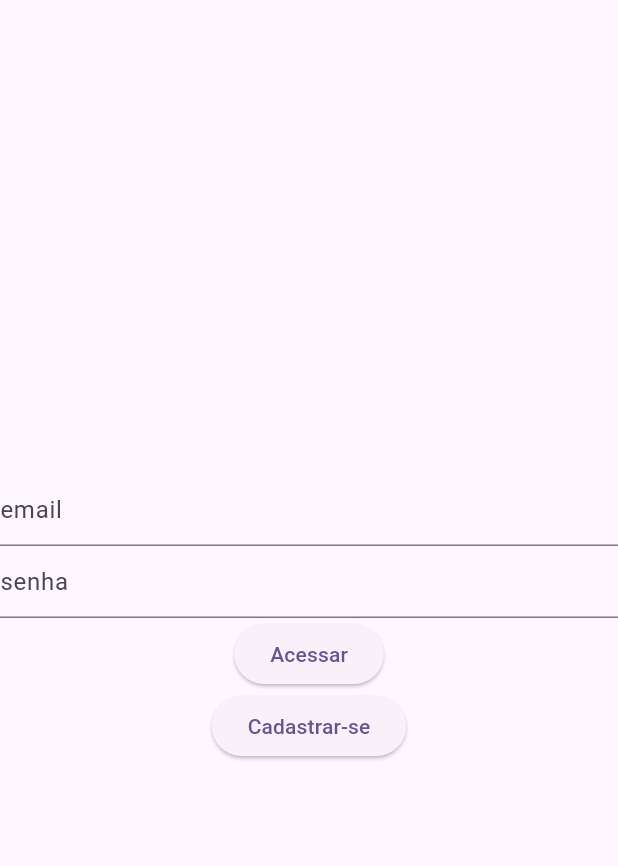
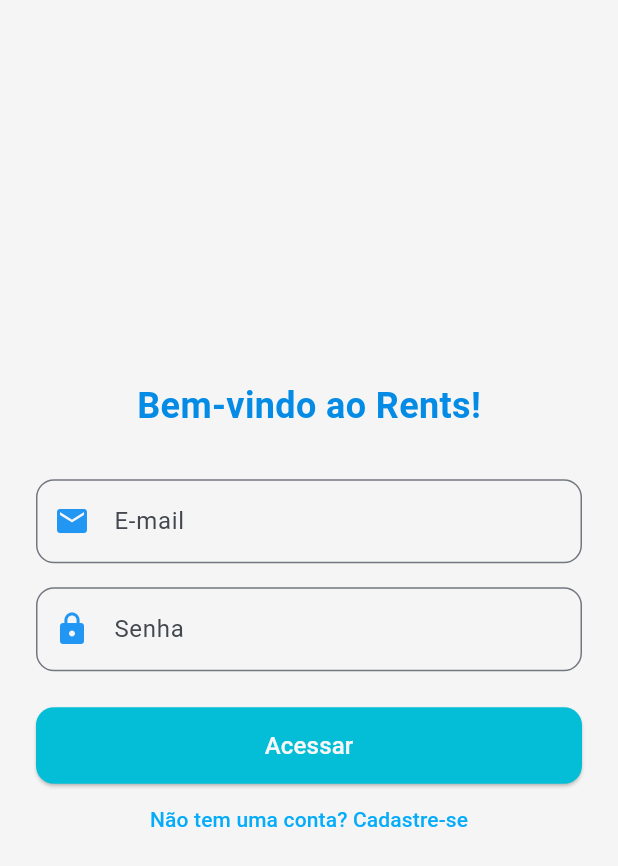
Before and after one commit to DavyFelix/rentcontrol, a Flutter app: the screen it shows after launch, on a phone screen of 412 x 824 dp. Shown: the top 866 px of the screen. Run offline on Flutter 3.47's test engine with Material 3 defaults, Android fonts, the phone set to English and light mode, and no system bars; missing offline and left inert: auth_package; statements that could not run were skipped.

Commit message:
3. layouts

```diff
--- a/lib/main.dart
+++ b/lib/main.dart
@@ -1,37 +1,62 @@
-import 'package:auth_package/auth_package.dart';
 import 'package:flutter/material.dart';
 import 'package:provider/provider.dart';
+import 'package:auth_package/auth_package.dart';
 import 'package:rentcontrol/pages/cadastro_page.dart';
 import 'package:rentcontrol/pages/home_page.dart';
 import 'package:rentcontrol/pages/login_page.dart';
 import 'package:rentcontrol/routers/routers.dart';
 
-void main() async {
+void main() {
   runApp(const App());
 }
+
 class App extends StatelessWidget {
   const App({super.key});
 
-    @override
+  @override
   Widget build(BuildContext context) {
-
     return MultiProvider(
       providers: [
-        ChangeNotifierProvider<RentsAuth>(create: (context) => RentsAuth()),
+        ChangeNotifierProvider<RentsAuth>(create: (_) => RentsAuth()),
       ],
       child: MaterialApp(
         title: 'Controle de Aluguel',
+        debugShowCheckedModeBanner: false,
         theme: ThemeData(
-          colorScheme: ColorScheme.fromSeed(seedColor: Colors.deepPurple),
+          useMaterial3: true,
+          primarySwatch: Colors.blue,
+          colorScheme: ColorScheme.fromSeed(
+            seedColor: Colors.blue,
+            brightness: Brightness.light,
+          ),
+          elevatedButtonTheme: ElevatedButtonThemeData(
+            style: ElevatedButton.styleFrom(
+              backgroundColor: Colors.blue,
+              foregroundColor: Colors.white,
+              shape: RoundedRectangleBorder(
+                borderRadius: BorderRadius.circular(12),
+              ),
+              padding: EdgeInsets.symmetric(vertical: 14),
+            ),
+          ),
+          inputDecorationTheme: InputDecorationTheme(
+            border: OutlineInputBorder(
+              borderRadius: BorderRadius.circular(12),
+            ),
+            prefixIconColor: Colors.blue,
+            focusedBorder: OutlineInputBorder(
+              borderSide: BorderSide(color: Colors.blue),
+              borderRadius: BorderRadius.circular(12),
+            ),
+          ),
         ),
-        // home: LoginPage(),
+        initialRoute: Routes.LOGIN,
         routes: {
-          Routes.LOGIN: (context) => LoginPage(),
-          Routes.CADASTRO: (context) => CadastroPage(),
-          Routes.HOME: (context) => HomePage()
+          Routes.LOGIN: (_) => LoginPage(),
+          Routes.CADASTRO: (_) => CadastroPage(),
+          Routes.HOME: (_) => HomePage(),
         },
       ),
     );
   }
-
 }
--- a/lib/pages/login_page.dart
+++ b/lib/pages/login_page.dart
@@ -4,8 +4,6 @@
 import 'package:provider/provider.dart';
 
 class LoginPage extends StatelessWidget {
-
-
   final emailController = TextEditingController();
   final senhaController = TextEditingController();
 
@@ -13,13 +11,13 @@
     String email = emailController.text;
     String senha = senhaController.text;
     RentsAuth rentsAuth = Provider.of<RentsAuth>(context, listen: false);
-    rentsAuth
-      .signIn(email, senha)
-      .then((response) {
+    rentsAuth.signIn(email, senha).then((response) {
       if (response) {
         Navigator.pushNamed(context, Routes.HOME);
       } else {
-          // Informar falha
+        ScaffoldMessenger.of(context).showSnackBar(
+          SnackBar(content: Text("Email ou senha inválidos")),
+        );
       }
     });
   }
@@ -27,38 +25,76 @@
   @override
   Widget build(BuildContext context) {
     return Scaffold(
+      backgroundColor: Colors.grey[100],
       body: Center(
+        child: SingleChildScrollView(
+          padding: const EdgeInsets.all(24.0),
           child: Column(
             mainAxisAlignment: MainAxisAlignment.center,
             children: [
+              Text(
+                "Bem-vindo ao Rents!",
+                style: TextStyle(
+                  fontSize: 24,
+                  fontWeight: FontWeight.bold,
+                  color: const Color.fromARGB(255, 4, 139, 230),
+                ),
+              ),
+              SizedBox(height: 32),
               TextField(
                 controller: emailController,
                 decoration: InputDecoration(
-                hintText: 'email',
+                  labelText: 'E-mail',
+                  border: OutlineInputBorder(
+                    borderRadius: BorderRadius.circular(12),
+                  ),
+                  prefixIcon: Icon(Icons.email),
+                ),
+                keyboardType: TextInputType.emailAddress,
+              ),
+              SizedBox(height: 16),
+              TextField(
+                controller: senhaController,
+                obscureText: true,
+                decoration: InputDecoration(
+                  labelText: 'Senha',
+                  border: OutlineInputBorder(
+                    borderRadius: BorderRadius.circular(12),
+                  ),
+                  prefixIcon: Icon(Icons.lock),
                 ),
               ),
-            TextField(
-              controller: senhaController,
-              decoration: InputDecoration(
-                hintText: 'senha',
+              SizedBox(height: 24),
+              SizedBox(
+                width: double.infinity,
+                child: ElevatedButton(
+                  onPressed: () => autenticar(context),
+                  style: ElevatedButton.styleFrom(
+                    backgroundColor: const Color.fromARGB(255, 3, 190, 214),
+                    padding: EdgeInsets.symmetric(vertical: 14),
+                    shape: RoundedRectangleBorder(
+                      borderRadius: BorderRadius.circular(12),
                     ),
                   ),
-            ElevatedButton(
-              onPressed: () {
-                autenticar(context);
-              },
-              child: Text("Acessar"),
+                  child: Text(
+                    "Acessar",
+                    style: TextStyle(fontSize: 16, color: const Color.fromARGB(255, 248, 247, 247)),
                   ),
-            ElevatedButton(
+                ),
+              ),
+              TextButton(
                 onPressed: () {
                   Navigator.pushNamed(context, Routes.CADASTRO);
                 },
-                child: Text("Cadastrar-se")
-            )
+                child: Text(
+                  "Não tem uma conta? Cadastre-se",
+                  style: TextStyle(color: const Color.fromARGB(255, 4, 172, 250)),
+                ),
+              ),
             ],
+          ),
         ),
       ),
     );
   }
-
 }
```
Also changed, not shown: lib/pages/cadastro_page.dart (+44 -11 lines). Lines whose indentation alone changed are shown as unchanged.
